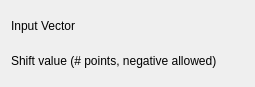
Above: src/plugins/dataobject/shift/shiftconfig.ui from Kst-plot/kst before the change. Below: the same form after it.
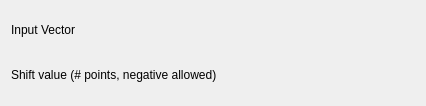
That is the form after the change. Custom widgets are drawn as their Qt base class.

```diff
--- a/src/plugins/dataobject/shift/shiftconfig.ui
+++ b/src/plugins/dataobject/shift/shiftconfig.ui
@@ -5,13 +5,19 @@
    <rect>
     <x>0</x>
     <y>0</y>
-    <width>255</width>
-    <height>87</height>
+    <width>426</width>
+    <height>106</height>
    </rect>
   </property>
+  <property name="minimumSize" >
+   <size>
+    <width>400</width>
+    <height>0</height>
+   </size>
+  </property>
   <layout class="QVBoxLayout" name="verticalLayout" >
    <item>
-    <layout class="QHBoxLayout" name="horizontalLayout" >
+    <layout class="QHBoxLayout" name="horizontalLayout_2" >
      <item>
       <widget class="QLabel" name="label_3" >
        <property name="sizePolicy" >
@@ -28,6 +34,19 @@
        </property>
       </widget>
      </item>
+     <item>
+      <spacer name="horizontalSpacer" >
+       <property name="orientation" >
+        <enum>Qt::Horizontal</enum>
+       </property>
+       <property name="sizeHint" stdset="0" >
+        <size>
+         <width>40</width>
+         <height>20</height>
+        </size>
+       </property>
+      </spacer>
+     </item>
      <item>
       <widget class="Kst::VectorSelector" native="1" name="_vector" >
        <property name="sizePolicy" >
@@ -41,7 +60,7 @@
     </layout>
    </item>
    <item>
-    <layout class="QHBoxLayout" name="horizontalLayout_2" >
+    <layout class="QHBoxLayout" name="horizontalLayout" >
      <item>
       <widget class="QLabel" name="label_4" >
        <property name="sizePolicy" >
@@ -58,6 +77,19 @@
        </property>
       </widget>
      </item>
+     <item>
+      <spacer name="horizontalSpacer_2" >
+       <property name="orientation" >
+        <enum>Qt::Horizontal</enum>
+       </property>
+       <property name="sizeHint" stdset="0" >
+        <size>
+         <width>40</width>
+         <height>20</height>
+        </size>
+       </property>
+      </spacer>
+     </item>
      <item>
       <widget class="Kst::ScalarSelector" native="1" name="_scalarShift" />
      </item>
```
